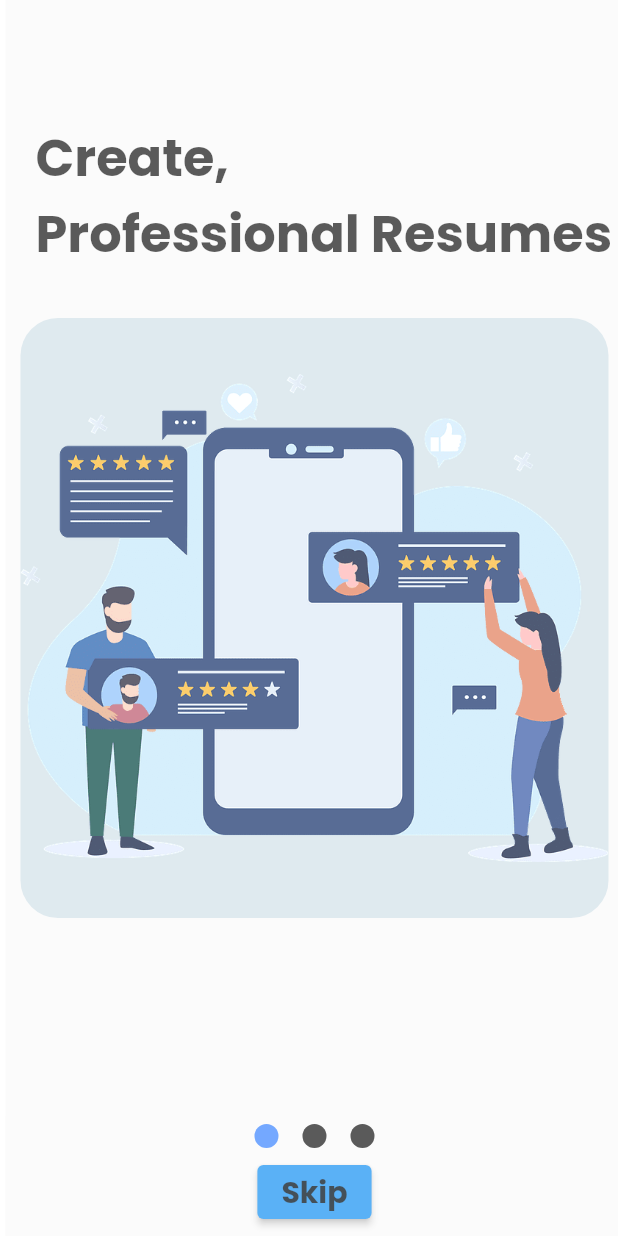
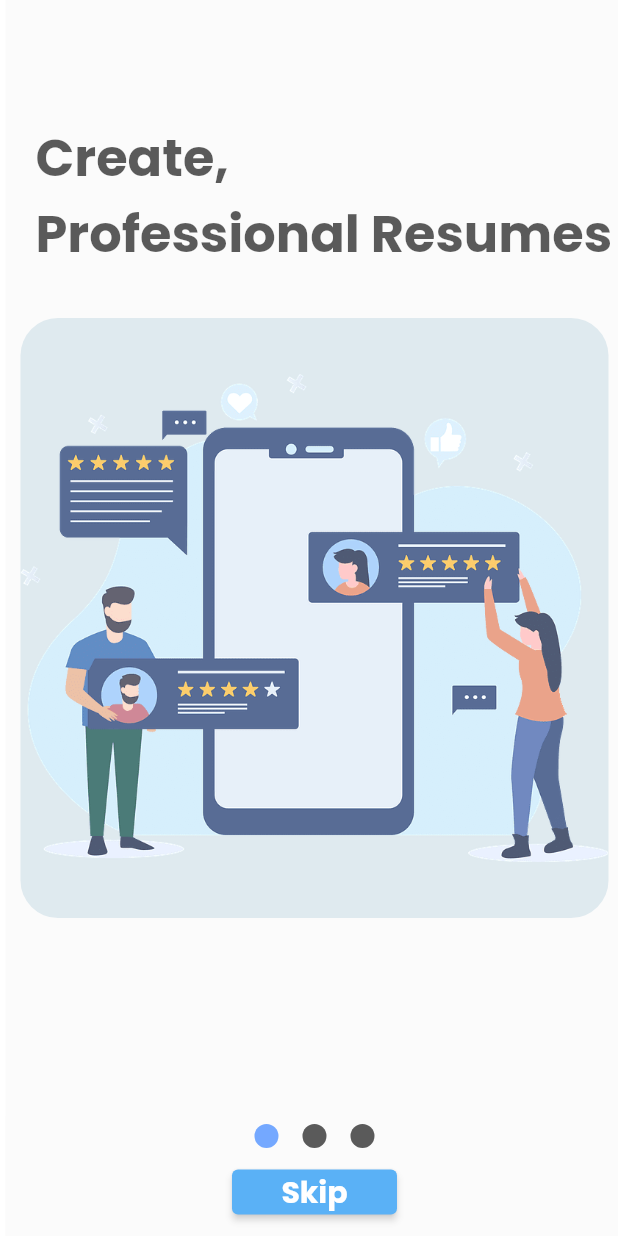
Before and after one commit to soumenkp2/resume_builder, a Flutter app: the screen it shows after launch, on a phone screen of 412 x 824 dp. Run offline on Flutter 3.47's test engine with Material 2 defaults, Android fonts, the phone set to English and light mode, and no system bars; drawn by our look-alikes of smooth_page_indicator; our stand-ins replace expandable, google_fonts, open_file, pdf, printing, shared_preferences and 1 more; missing offline and left inert: syncfusion_flutter_pdf; accounts and stored records are empty.

Commit message:
added app_icon

```diff
--- a/lib/Screens/onboarding_screen.dart
+++ b/lib/Screens/onboarding_screen.dart
@@ -158,13 +158,16 @@ class onboarding_screen_state extends State<onboarding_screen> {
                   ),
 
                   new ElevatedButton(
+                      style: ElevatedButton.styleFrom(
+                          minimumSize: Size(110, 12) // put the width and height you want
+                      ),
                     child: new Text(
                       "Skip",
                       style: GoogleFonts.poppins(
                           textStyle: TextStyle(
-                              color: Colors.black87,
+                              color: Colors.white,
                               fontSize: 20,
-                              fontWeight: FontWeight.bold)),
+                              fontWeight: FontWeight.w700)),
                       maxLines: 4,
                     ),
                     onPressed: (){
--- a/pubspec.yaml
+++ b/pubspec.yaml
@@ -42,6 +42,12 @@ dependencies:
 dev_dependencies:
   flutter_test:
     sdk: flutter
+  flutter_launcher_icons:
+
+flutter_icons:
+  android: "launcher_icon"
+  ios: true
+  image_path: "assets/images/resume_app_logo.png"
 
 
 # For information on the generic Dart part of this file, see the
```
Also changed, not shown: 26 other files.
